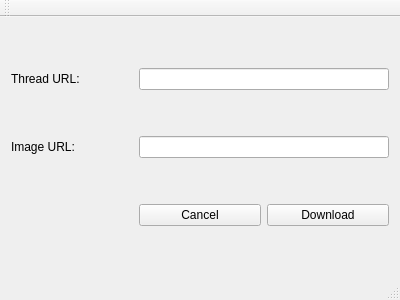
This is mainwindow.ui in brettalcox/webpage_image-downlaoder as Qt 5 draws it before an edit. The edited form follows.
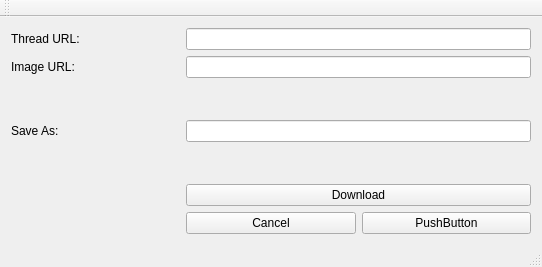
This is the edited form.

Commit message: functional gui now. threads and images both download

Patch:
```diff
--- a/mainwindow.ui
+++ b/mainwindow.ui
@@ -6,8 +6,8 @@
    <rect>
     <x>0</x>
     <y>0</y>
-    <width>400</width>
-    <height>300</height>
+    <width>542</width>
+    <height>267</height>
    </rect>
   </property>
   <property name="windowTitle">
@@ -15,21 +15,20 @@
   </property>
   <widget class="QWidget" name="centralWidget">
    <layout class="QGridLayout" name="gridLayout">
-    <item row="1" column="0">
-     <widget class="QLabel" name="label_2">
-      <property name="text">
-       <string>Image URL:</string>
-      </property>
-     </widget>
+    <item row="4" column="1" colspan="2">
+     <widget class="QLineEdit" name="lineEdit_3"/>
     </item>
-    <item row="2" column="1">
-     <widget class="QPushButton" name="pushButton_2">
+    <item row="4" column="0">
+     <widget class="QLabel" name="label_3">
       <property name="text">
-       <string>Cancel</string>
+       <string>Save As:</string>
       </property>
      </widget>
     </item>
-    <item row="2" column="2">
+    <item row="1" column="1" colspan="2">
+     <widget class="QLineEdit" name="lineEdit_2"/>
+    </item>
+    <item row="6" column="1" colspan="2">
      <widget class="QPushButton" name="pushButton">
       <property name="text">
        <string>Download</string>
@@ -43,12 +42,56 @@
       </property>
      </widget>
     </item>
-    <item row="1" column="1" colspan="2">
-     <widget class="QLineEdit" name="lineEdit_2"/>
+    <item row="1" column="0">
+     <widget class="QLabel" name="label_2">
+      <property name="text">
+       <string>Image URL:</string>
+      </property>
+     </widget>
+    </item>
+    <item row="7" column="1">
+     <widget class="QPushButton" name="pushButton_2">
+      <property name="text">
+       <string>Cancel</string>
+      </property>
+     </widget>
+    </item>
+    <item row="7" column="2">
+     <widget class="QPushButton" name="pushButton_3">
+      <property name="text">
+       <string>PushButton</string>
+      </property>
+     </widget>
     </item>
     <item row="0" column="1" colspan="2">
      <widget class="QLineEdit" name="lineEdit"/>
     </item>
+    <item row="2" column="1">
+     <spacer name="verticalSpacer">
+      <property name="orientation">
+       <enum>Qt::Vertical</enum>
+      </property>
+      <property name="sizeHint" stdset="0">
+       <size>
+        <width>20</width>
+        <height>40</height>
+       </size>
+      </property>
+     </spacer>
+    </item>
+    <item row="5" column="1">
+     <spacer name="verticalSpacer_2">
+      <property name="orientation">
+       <enum>Qt::Vertical</enum>
+      </property>
+      <property name="sizeHint" stdset="0">
+       <size>
+        <width>20</width>
+        <height>40</height>
+       </size>
+      </property>
+     </spacer>
+    </item>
    </layout>
   </widget>
   <widget class="QMenuBar" name="menuBar">
```
Left out of the diff: 2 changed lines with no effect on the pictures. The commit also changes 4 other files.
